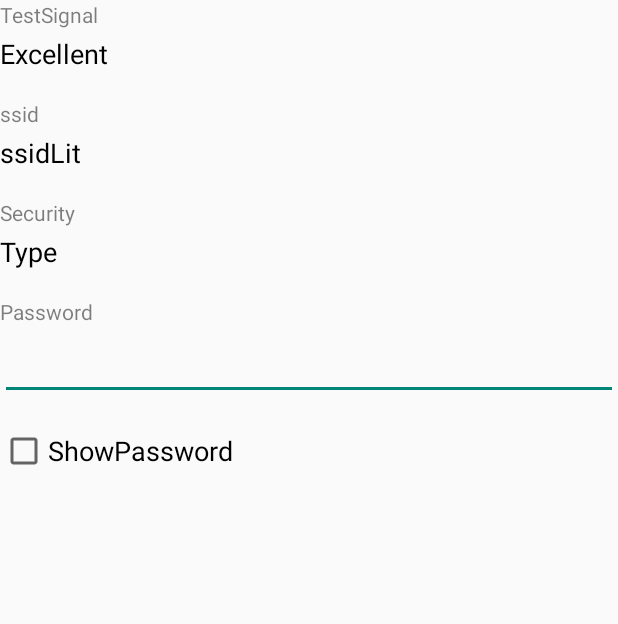
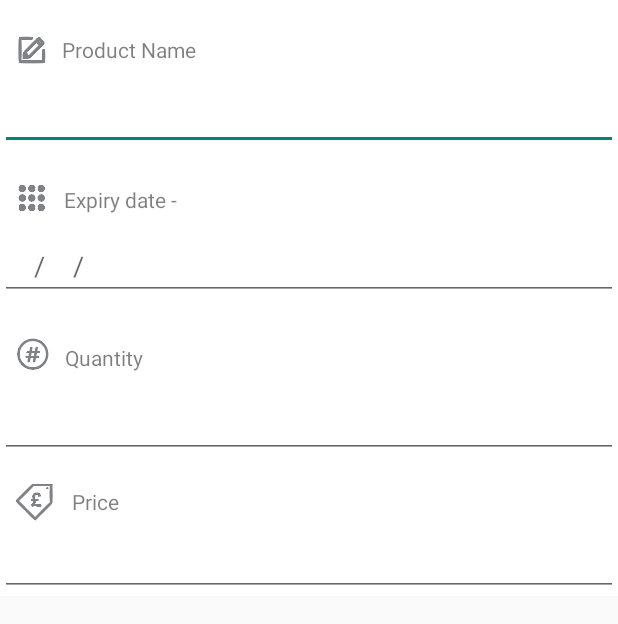
Before and after one commit to bushmonkey/FoodAlarm, an Android app: the layout dialog_customview.xml on its own in the app's theme, with its tools: preview values and no code run, on a phone screen of 412 x 824 dp. Shown: the top 624 px of the screen. Run offline under Robolectric (Android 15) with nearby library versions, the phone set to English and light mode, and no system bars.

Commit message:
Added details in AddItem view

```diff
--- a/app/build.gradle
+++ b/app/build.gradle
@@ -10,7 +10,7 @@ android {
 
     defaultConfig {
         applicationId "tmedia_ltd.foodalarm"
-        minSdkVersion 21
+        minSdkVersion 19
         targetSdkVersion 22
         versionCode 1
         versionName "1.0"
--- a/app/src/main/java/tmedia_ltd/foodalarm/cards/NativeFoodCard.java
+++ b/app/src/main/java/tmedia_ltd/foodalarm/cards/NativeFoodCard.java
@@ -56,6 +56,10 @@ public class NativeFoodCard extends CardWithList {
     private View positiveAction;
     //private final static int STORAGE_PERMISSION_RC = 69;
     //private Handler mHandler;
+    EditText mDateEntryField;
+    Boolean ValidExpiryDate;
+    EditText mPriceEntryField;
+
 
     private void showToast(String message) {
         if (mToast != null) {
@@ -76,6 +80,7 @@ public class NativeFoodCard extends CardWithList {
     public NativeFoodCard(Context context) {
         super(context);
         this.context=context;
+
     }
 
     @Override
@@ -134,6 +139,8 @@ public class NativeFoodCard extends CardWithList {
 
         mydb = new DBHelper(getContext());
         mydb.getWritableDatabase();
+
+
 
         if (lastFilter.equals("soon"))
             arrayOfUsers = mydb.getExpiringSoon(2);
@@ -330,6 +337,12 @@ public class NativeFoodCard extends CardWithList {
                     }
                 }).build();
 
+        ValidExpiryDate = false;
+        mDateEntryField = (EditText) dialog.getCustomView().findViewById(R.id.DateEntry);
+        mDateEntryField.addTextChangedListener(mDateEntryWatcher);
+        mPriceEntryField = (EditText) dialog.getCustomView().findViewById(R.id.ProductPriceText);
+        mPriceEntryField.addTextChangedListener(mPriceEntryWatcher);
+
         positiveAction = dialog.getActionButton(DialogAction.POSITIVE);
         //noinspection ConstantConditions
         passwordInput = (EditText) dialog.getCustomView().findViewById(R.id.password);
@@ -362,5 +375,93 @@ public class NativeFoodCard extends CardWithList {
         positiveAction.setEnabled(false); // disabled by default
     }
 
+    private TextWatcher mDateEntryWatcher = new TextWatcher() {
 
+        @Override
+        public void onTextChanged(CharSequence s, int start, int before, int count) {
+            String working = s.toString();
+            boolean isValid = true;
+            if (working.length()==2 && before ==0) {
+                if (Integer.parseInt(working) < 1 || Integer.parseInt(working)>31) {
+                    isValid = false;
+                } else {
+                    working+="/";
+                    mDateEntryField.setText(working);
+                    mDateEntryField.setSelection(working.length());
+                }
+            }
+            else if (working.length()==5 && before ==0) {
+                String enteredMonth = working.substring(3);
+                if (Integer.parseInt(enteredMonth) < 1 || Integer.parseInt(enteredMonth)>12) {
+                    isValid = false;
+                } else {
+                    working+="/20";
+                    mDateEntryField.setText(working);
+                    mDateEntryField.setSelection(working.length());
+                }
+            }
+            else if (working.length()==10 && before ==0) {
+                String enteredYear = working.substring(6);
+                //int currentYear = Calendar.getInstance().get(Calendar.YEAR);
+                //if (Integer.parseInt(enteredYear) < currentYear) {
+                //     isValid = false;
+                //}
+                // else {
+                isValid = true;
+                ValidExpiryDate = true;
+                //working+="/";
+                mDateEntryField.setText(working);
+                mDateEntryField.setSelection(working.length());
+                //}
+            } else if (working.length()!=10) {
+                isValid = false;
+            }
+
+            if (!isValid) {
+                mDateEntryField.setError("Enter a valid date: dd/MM/YYYY");
+            } else {
+                mDateEntryField.setError(null);
+            }
+
+        }
+
+        @Override
+        public void afterTextChanged(Editable s) {}
+
+        @Override
+        public void beforeTextChanged(CharSequence s, int start, int count, int after) {}
+
+    };
+
+    private TextWatcher mPriceEntryWatcher = new TextWatcher() {
+
+        @Override
+        public void onTextChanged(CharSequence s, int start, int before, int count) {
+            String working = s.toString();
+            boolean isValid = true;
+            if (working.length()==0 && before ==0) {
+                working+="£";
+                mPriceEntryField.setText(working);
+                mPriceEntryField.setSelection(working.length());
+
+
+            } else if (working.length()!=0) {
+                isValid = true;
+            }
+
+            if (!isValid) {
+                mPriceEntryField.setError("Enter a valid price");
+            } else {
+                mPriceEntryField.setError(null);
+            }
+
+        }
+
+        @Override
+        public void afterTextChanged(Editable s) {}
+
+        @Override
+        public void beforeTextChanged(CharSequence s, int start, int count, int after) {}
+
+    };
 }
--- a/app/src/main/res/layout/dialog_customview.xml
+++ b/app/src/main/res/layout/dialog_customview.xml
@@ -2,78 +2,173 @@
 <LinearLayout xmlns:android="http://schemas.android.com/apk/res/android"
     android:layout_width="match_parent"
     android:layout_height="wrap_content"
-    android:orientation="vertical">
+    android:orientation="vertical"
+    android:background="#ffffff">
 
+    <RelativeLayout
+        android:orientation="vertical"
+        android:screenOrientation="portrait"
+        android:layout_width="match_parent"
+        android:layout_height="wrap_content"
+        android:layout_marginTop="@dimen/margin_top"
+        android:id="@+id/PrdLyt"
+        android:background="#ffffff">
+
+    <ImageView
+        android:layout_width="wrap_content"
+        android:layout_height="wrap_content"
+        android:id="@+id/PrdImg"
+        android:src="@drawable/pencil"
+        android:layout_marginLeft="10dp"
+        android:layout_alignParentTop="false"
+        android:layout_centerVertical="true"/>
+
+    <TextView
+        android:layout_width="fill_parent"
+        android:layout_height="@dimen/stack_height"
+        android:text="Product Name"
+        android:layout_weight="0.5"
+        android:textColor="#80000000"
+        android:textSize="14sp"
+        android:paddingLeft="10dp"
+        android:layout_centerVertical="true"
+        android:layout_toEndOf="@id/PrdImg"
+        android:gravity="center_vertical" />
+    </RelativeLayout>
+
+    <EditText
+        android:id="@+id/ProductEntry"
+        android:layout_width="match_parent"
+        android:layout_height="wrap_content"
+        android:layout_marginTop="4dp"
+        android:inputType="text"
+        android:textColor="#000000"
+        android:textSize="@dimen/customEntry" />
+
+    <RelativeLayout
+        android:orientation="vertical"
+        android:screenOrientation="portrait"
+        android:layout_width="match_parent"
+        android:layout_height="wrap_content"
+        android:layout_below="@+id/PrdLyt"
+        android:layout_marginTop="@dimen/margin_top"
+        android:id="@+id/ExpiryLyt"
+        android:background="#ffffff">
+
+    <ImageView
+        android:layout_width="wrap_content"
+        android:layout_height="wrap_content"
+        android:id="@+id/CalendarImg"
+        android:layout_marginLeft="10dp"
+        android:src="@drawable/calendar"
+        android:layout_centerVertical="true" />
+
+
+
+    <TextView
+        android:text="Expiry date - "
+        android:layout_width="100dp"
+        android:layout_height="@dimen/stack_height"
+        android:id="@+id/ExpiryTitle"
+        android:hint="Expiry date"
+        android:layout_alignParentEnd="false"
+        android:layout_alignParentStart="false"
+        android:gravity="center_vertical|left"
+        android:textColor="#80000000"
+        android:background="#ffffff"
+        android:textSize="@dimen/customTitle"
+        android:textIsSelectable="false"
+        android:layout_toEndOf="@id/CalendarImg"
+        android:layout_centerVertical="true"
+        android:paddingLeft="10dp" />
+    </RelativeLayout>
+
+
+    <EditText
+        android:id="@+id/DateEntry"
+        android:layout_width="match_parent"
+        android:layout_height="wrap_content"
+        android:layout_marginTop="4dp"
+        android:inputType="text"
+        android:hint="    /    /  "
+        android:textColor="#000000"
+        android:textSize="@dimen/customEntry" />
+
+    <RelativeLayout
+        android:orientation="vertical"
+        android:screenOrientation="portrait"
+        android:layout_width="match_parent"
+        android:layout_height="wrap_content"
+        android:layout_below="@+id/ExpiryLyt"
+        android:layout_marginTop="@dimen/margin_top"
+        android:id="@+id/QuantityLyt"
+        android:background="#ffffff">
+
+    <ImageView
+        android:layout_width="wrap_content"
+        android:layout_height="wrap_content"
+        android:id="@+id/QuantImg"
+        android:src="@drawable/qut"
+        android:layout_marginLeft="10dp"
+        android:layout_alignParentTop="false"
+        android:layout_marginTop="10dp" />
+    <TextView
+        android:layout_width="fill_parent"
+        android:layout_height="@dimen/stack_height"
+        android:text="Quantity"
+        android:id="@+id/QuantityTitle"
+        android:layout_toEndOf="@id/QuantImg"
+        android:textColor="#80000000"
+        android:layout_marginTop="5dp"
+        android:background="#ffffff"
+        android:paddingLeft="10dp"
+        android:textSize="@dimen/customTitle"
+        android:gravity="center_vertical" />
+    </RelativeLayout>
+
+    <EditText
+        android:id="@+id/QtyEntry"
+        android:layout_width="match_parent"
+        android:layout_height="wrap_content"
+        android:layout_marginTop="4dp"
+        android:textColor="#000000"
+        android:inputType="text|numberSigned"
+        android:textSize="@dimen/customEntry" />
+
+    <RelativeLayout
+        android:orientation="vertical"
+        android:screenOrientation="portrait"
+        android:layout_width="match_parent"
+        android:layout_height="wrap_content"
+        android:layout_below="@+id/QuantityLyt"
+        android:layout_marginTop="@dimen/margin_top"
+        android:id="@+id/PriceLyt"
+        android:background="#ffffff">
+    <ImageView
+        android:layout_width="wrap_content"
+        android:layout_height="wrap_content"
+        android:id="@+id/PriceImg"
+        android:src="@drawable/price"
+        android:layout_marginLeft="10dp"
+        android:layout_centerVertical="true" />
     <TextView
         android:layout_width="wrap_content"
         android:layout_height="wrap_content"
-        android:text="TestSignal"
+        android:text="Price"
+        android:paddingLeft="10dp"
+        android:textSize="@dimen/customTitle"
+        android:id="@+id/PriceText"
         android:textColor="#80000000"
-        android:textSize="14sp" />
-
-    <TextView
-        android:layout_width="wrap_content"
-        android:layout_height="wrap_content"
-        android:layout_marginTop="4dp"
-        android:text="Excellent"
-        android:textColor="#000000"
-        android:textSize="18sp" />
-
-    <TextView
-        android:layout_width="wrap_content"
-        android:layout_height="wrap_content"
-        android:layout_marginTop="18dp"
-        android:text="ssid"
-        android:textColor="#80000000"
-        android:textSize="14sp" />
-
-    <TextView
-        android:layout_width="wrap_content"
-        android:layout_height="wrap_content"
-        android:layout_marginTop="4dp"
-        android:text="ssidLit"
-        android:textColor="#000000"
-        android:textSize="18sp" />
-
-    <TextView
-        android:layout_width="wrap_content"
-        android:layout_height="wrap_content"
-        android:layout_marginTop="18dp"
-        android:text="Security"
-        android:textColor="#80000000"
-        android:textSize="14sp" />
-
-    <TextView
-        android:layout_width="wrap_content"
-        android:layout_height="wrap_content"
-        android:layout_marginTop="4dp"
-        android:text="Type"
-        android:textColor="#000000"
-        android:textSize="18sp" />
-
-    <TextView
-        android:layout_width="wrap_content"
-        android:layout_height="wrap_content"
-        android:layout_marginTop="18dp"
-        android:text="Password"
-        android:textColor="#80000000"
-        android:textSize="@dimen/customTitle" />
+        android:layout_toEndOf="@id/PriceImg"
+        android:layout_centerVertical="true" />
+    </RelativeLayout>
 
     <EditText
         android:id="@+id/password"
         android:layout_width="match_parent"
         android:layout_height="wrap_content"
         android:layout_marginTop="4dp"
-        android:inputType="textPassword"
-        android:textColor="#000000"
-        android:textSize="@dimen/customEntry" />
-
-    <CheckBox
-        android:id="@+id/showPassword"
-        android:layout_width="match_parent"
-        android:layout_height="wrap_content"
-        android:layout_marginTop="18dp"
-        android:text="ShowPassword"
+        android:inputType="text|numberSigned"
         android:textColor="#000000"
         android:textSize="@dimen/customEntry" />
 
```
Also changed, not shown: 1 other file.
